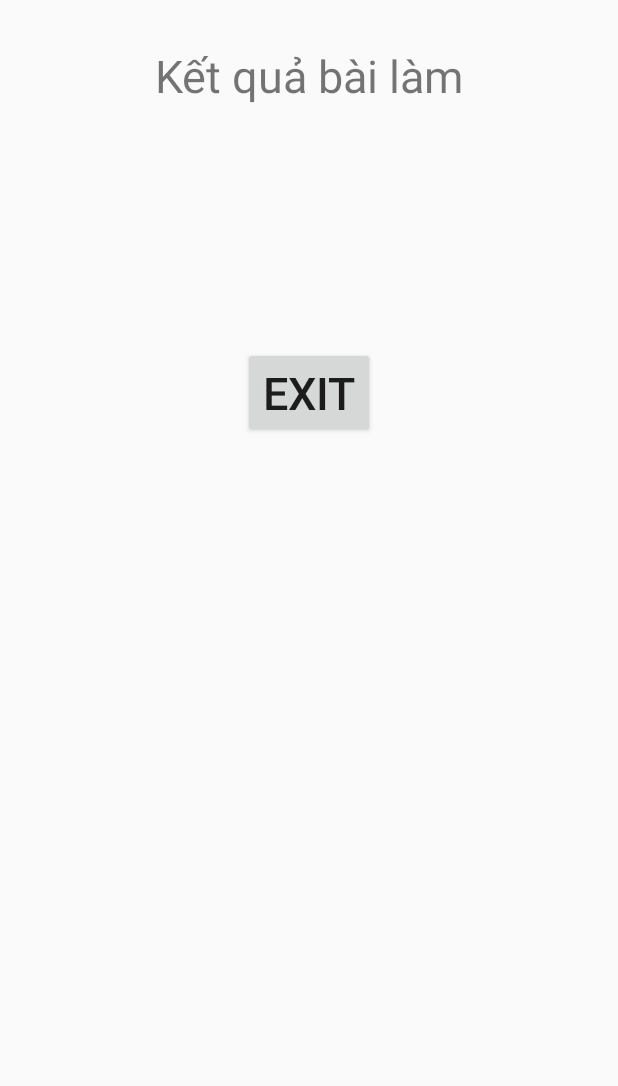
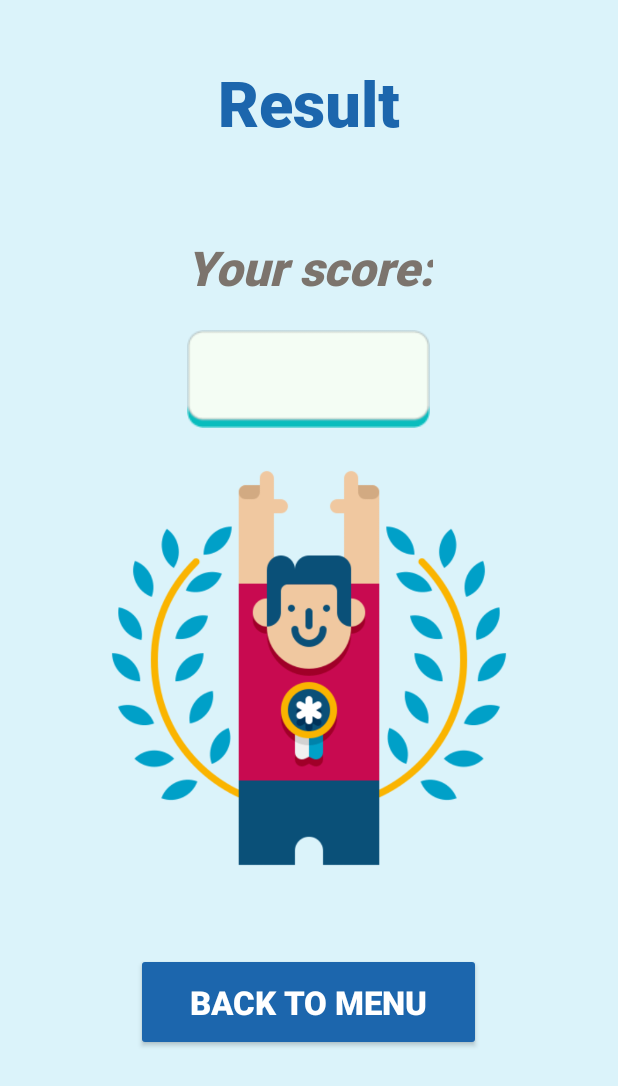
Before and after one commit to East1306/englishApp, an Android app: the activity_ketqua screen opened directly, with no data from a screen before it, on a phone screen of 412 x 824 dp. Shown: the top 1086 px of the screen. Run offline under Robolectric (Android 15) with nearby library versions, the phone set to English and light mode, and no system bars; 1 statement that could not run was skipped.

Commit message:
phat-branch

```diff
--- a/app/src/main/AndroidManifest.xml
+++ b/app/src/main/AndroidManifest.xml
@@ -3,7 +3,8 @@
     xmlns:tools="http://schemas.android.com/tools">
 
     <uses-permission android:name="android.permission.INTERNET" />
-    <uses-permission android:name="android.permission.RECORD_AUDIO"/>
+    <uses-permission android:name="android.permission.RECORD_AUDIO" />
+
     <application
         android:allowBackup="true"
         android:dataExtractionRules="@xml/data_extraction_rules"
@@ -16,9 +17,11 @@
         tools:targetApi="31">
         <activity
             android:name=".PhatLe.Activity_HomeMenu"
-            android:exported="true">
+            android:exported="true"
+            tools:ignore="IntentFilterExportedReceiver">
             <intent-filter>
                 <action android:name="android.intent.action.MAIN" />
+
                 <category android:name="android.intent.category.LAUNCHER" />
             </intent-filter>
         </activity>
@@ -30,17 +33,17 @@
                 android:value="" />
         </activity>
         <activity android:name=".Revise_PhuongDong.Revise" />
-        <activity android:name=".Revise_PhuongDong.ReviseSpeaking"/>
-        <activity android:name=".Revise_PhuongDong.Reading"/>
-        <activity android:name=".Revise_PhuongDong.ReferenceClassListen"/>
-        <activity android:name=".Revise_PhuongDong.Result"/>
-        <activity android:name=".PhatLe.activity_ketqua"/>
-        <activity android:name=".MinhTriet.Listening"/>
-        <activity android:name=".PhatLe.Activity_highscores"/>
-        <activity android:name=".PhatLe.Activity_Quiz"/>
-        <activity android:name=".MinhTriet.Activity_correct"/>
-        <activity android:name=".MinhTriet.activity_corect_false"/>
-        <activity android:name=".MinhTriet.MainActivity"/>
+        <activity android:name=".Revise_PhuongDong.ReviseSpeaking" />
+        <activity android:name=".Revise_PhuongDong.Reading" />
+        <activity android:name=".Revise_PhuongDong.ReferenceClassListen" />
+        <activity android:name=".Revise_PhuongDong.Result" />
+        <activity android:name=".PhatLe.activity_ketqua" />
+        <activity android:name=".MinhTriet.Listening" />
+        <activity android:name=".PhatLe.Activity_highscores" />
+        <activity android:name=".PhatLe.Activity_Quiz" />
+        <activity android:name=".MinhTriet.Activity_correct" />
+        <activity android:name=".MinhTriet.activity_corect_false" />
+        <activity android:name=".MinhTriet.MainActivity" />
     </application>
 
 </manifest>
--- a/app/src/main/java/com/nhi/english/PhatLe/Activity_Quiz.java
+++ b/app/src/main/java/com/nhi/english/PhatLe/Activity_Quiz.java
@@ -252,6 +252,7 @@ public class Activity_Quiz extends AppCompatActivity {
                     bundle.putInt("Socau",pos);
                     intent.putExtra("MyPackage",bundle);
                     startActivity(intent);
+                    countDownTimer.onFinish();
                 }
                 else {
                     Display(pos); //Hiển thị câu hỏi kế tiếp
--- a/app/src/main/java/com/nhi/english/PhatLe/activity_ketqua.java
+++ b/app/src/main/java/com/nhi/english/PhatLe/activity_ketqua.java
@@ -19,7 +19,7 @@ public class activity_ketqua extends Activity {
         super.onCreate(savedInstanceState);
         setContentView(R.layout.activity_ketqua);
         KQ = (TextView) findViewById(R.id.TxtKQ);
-        BT = (Button)findViewById(R.id.BtnBack);
+        BT = (Button)findViewById(R.id.btn_quiz_backMenu);
         Intent callerIntent=getIntent();
         Bundle packageFromCaller= callerIntent.getBundleExtra("MyPackage");
         KQ.setText(packageFromCaller.getInt("KQ")+"/"+
--- a/app/src/main/res/layout/activity_ketqua.xml
+++ b/app/src/main/res/layout/activity_ketqua.xml
@@ -2,31 +2,63 @@
 <LinearLayout xmlns:android="http://schemas.android.com/apk/res/android"
     android:layout_width="match_parent"
     android:layout_height="match_parent"
+    android:background="#DBF3FA"
     android:orientation="vertical">
+
+
     <TextView
-        android:layout_width="match_parent"
+        android:layout_gravity="center"
+        android:textColor="#1C66AD"
+        android:fontFamily="@font/roboto_black"
+        android:textSize="42dp"
+        android:layout_marginTop="40dp"
+        android:gravity="center|top"
+        android:layout_width="wrap_content"
         android:layout_height="wrap_content"
-        android:text="Kết quả bài làm"
-        android:textSize="30dp"
-        android:padding="30dp"
-        android:textAlignment="center"
-        />
+        android:text="Result"/>
+    <TextView
+        android:layout_gravity="center"
+        android:textColor="#7C746D"
+        android:fontFamily="@font/roboto_black"
+        android:textSize="32dp"
+        android:layout_marginTop="60dp"
+        android:gravity="center|top"
+        android:layout_width="wrap_content"
+        android:layout_height="wrap_content"
+        android:text="Your score:"
+        android:textStyle="italic"/>
+
+
+
     <TextView
         android:id="@+id/TxtKQ"
-        android:layout_width="match_parent"
-        android:layout_height="wrap_content"
+        android:layout_marginTop="20dp"
+        android:layout_width="wrap_content"
+        android:layout_height="65dp"
+        android:layout_gravity="center"
+        android:gravity="center"
         android:text=""
-        android:textSize="30dp"
-        android:padding="30dp"
-        android:textAlignment="center"
-        />
+        android:textSize="26dp"
+        android:textStyle="bold"
+        android:background="@drawable/bg_layout_score_text"/>
+
+
+    <ImageView
+        android:layout_marginTop="10dp"
+        android:layout_width="300dp"
+        android:layout_height="300dp"
+        android:layout_gravity="center"
+        android:background="@drawable/congratulation_human"/>
     <Button
-        android:id="@+id/BtnBack"
-        android:layout_width="wrap_content"
-        android:layout_height="wrap_content"
+        android:id="@+id/btn_quiz_backMenu"
+        android:layout_marginTop="40dp"
+        android:layout_width="230dp"
+        android:layout_height="65dp"
         android:layout_gravity="center"
-        android:text="Exit"
-        android:textSize="30dp"
-        android:layout_marginTop="30dp"
-        />
+        android:backgroundTint="#1C66AD"
+        android:text="Back to menu"
+        android:textColor="#ffffff"
+        android:textStyle="bold"
+        android:textSize="22dp" />
+
 </LinearLayout>
--- a/app/src/main/res/layout/content_activity_ketqua.xml
+++ /dev/null
@@ -1,19 +0,0 @@
-<?xml version="1.0" encoding="utf-8"?>
-<androidx.constraintlayout.widget.ConstraintLayout xmlns:android="http://schemas.android.com/apk/res/android"
-    xmlns:app="http://schemas.android.com/apk/res-auto"
-    android:layout_width="match_parent"
-    android:layout_height="match_parent"
-    app:layout_behavior="@string/appbar_scrolling_view_behavior">
-
-    <fragment
-        android:id="@+id/nav_host_fragment_content_activity_ketqua"
-        android:name="androidx.navigation.fragment.NavHostFragment"
-        android:layout_width="0dp"
-        android:layout_height="0dp"
-        app:defaultNavHost="true"
-        app:layout_constraintBottom_toBottomOf="parent"
-        app:layout_constraintEnd_toEndOf="parent"
-        app:layout_constraintStart_toStartOf="parent"
-        app:layout_constraintTop_toTopOf="parent"
-        app:navGraph="@navigation/nav_graph" />
-</androidx.constraintlayout.widget.ConstraintLayout>
--- a/app/src/main/res/values/strings.xml
+++ b/app/src/main/res/values/strings.xml
@@ -64,7 +64,7 @@
         \n Tôi có phải thiên tài không ?
     </string>
 
-<!--    Thì hiện tại tiếp diễn-->
+    <!--    Thì hiện tại tiếp diễn-->
     <string name="u3tc">Thì Hiện Tiếp Diễn</string>
     <string name="u3t">Thì hiện tại tiếp diễn dùng khi nói về những hành động
         <b>ĐANG</b> xảy ra ngay lúc này, <b>ĐANG</b> trên đà thay đổi,
```
Also changed, not shown: app/src/main/res/drawable-v24/bg_layout_score_text.png (added), app/src/main/res/drawable-v24/congratulation_human.png (added).
